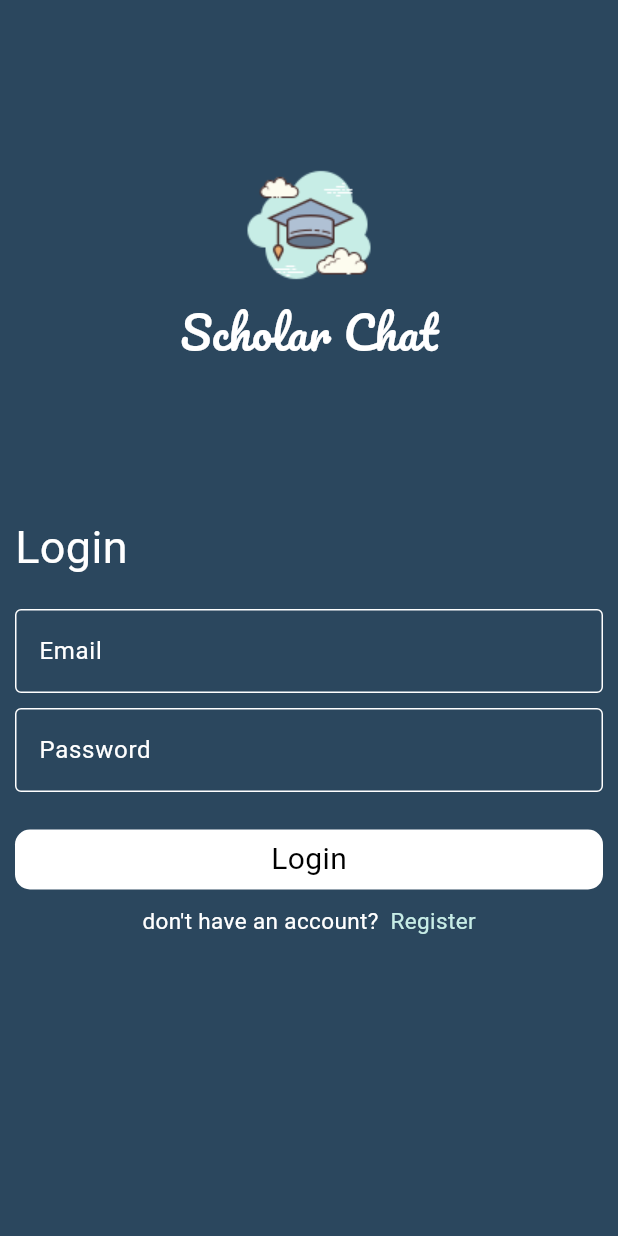
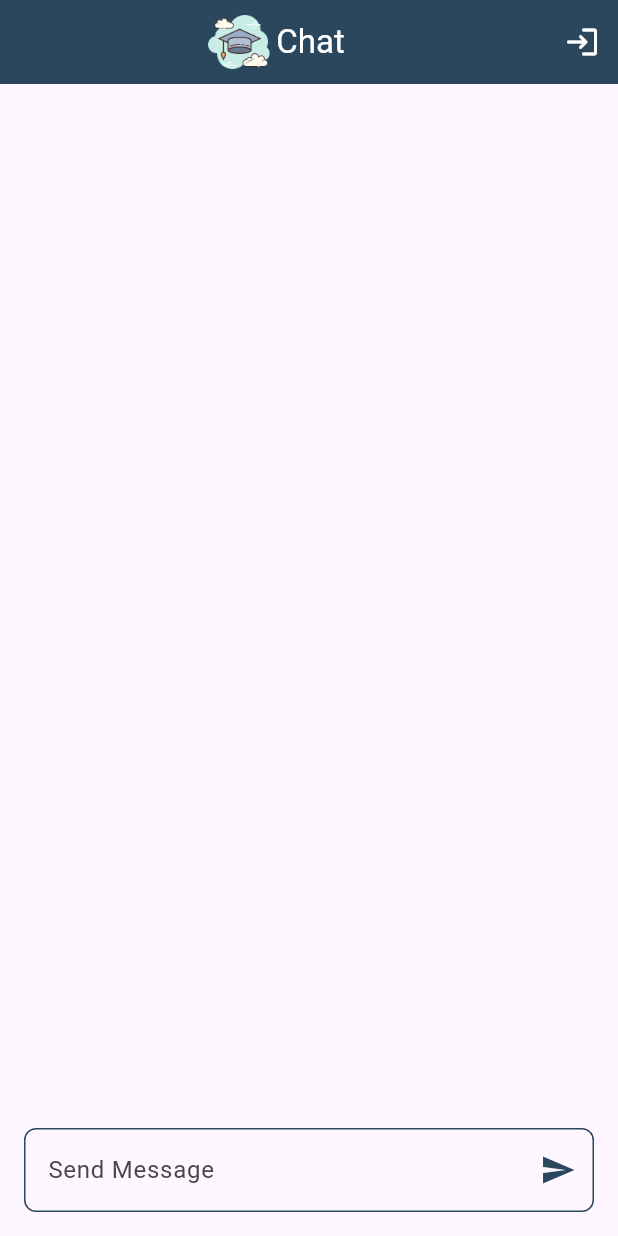
Before and after one commit to IbrahimHosny2002/Chat-App, a Flutter app: the screen it shows after launch, on a phone screen of 412 x 824 dp. Run offline on Flutter 3.47's test engine with Material 3 defaults, Android fonts, the phone set to English and light mode, and no system bars; drawn by our look-alikes of modal_progress_hud_nsn; our stand-ins replace cloud_firestore, firebase_auth, firebase_core; accounts and stored records are empty.

Commit message:
add chat page

```diff
--- /dev/null
+++ b/lib/constants.dart
@@ -0,0 +1,7 @@
+import 'package:flutter/material.dart';
+
+const kPrimaryColor = Color(0xFF2B475E);
+const kLogo = "assets/images/scholar.png";
+const kMessagesCollection = 'messages';
+const kMessage = 'content';
+const kCreatedAt='createdAt';
--- a/lib/main.dart
+++ b/lib/main.dart
@@ -1,15 +1,24 @@
 import 'package:chat_app/firebase_options.dart';
+import 'package:chat_app/view/screens/chat_page.dart';
 import 'package:chat_app/view/screens/login_page.dart';
 import 'package:chat_app/view/screens/register_page.dart';
+import 'package:firebase_auth/firebase_auth.dart';
 import 'package:firebase_core/firebase_core.dart';
 import 'package:flutter/material.dart';
 
+bool? isLoging;
 void main() async {
   WidgetsFlutterBinding.ensureInitialized();
   await Firebase.initializeApp(
     options: DefaultFirebaseOptions.currentPlatform,
   );
   runApp(const MyApp());
+  var user = FirebaseAuth.instance.currentUser;
+  if (user == null) {
+    isLoging = false;
+  } else {
+    isLoging = true;
+  }
 }
 
 class MyApp extends StatelessWidget {
@@ -21,10 +30,10 @@ class MyApp extends StatelessWidget {
       debugShowCheckedModeBanner: false,
       routes: {
         LoginPage.id: (context) => const LoginPage(),
-        RegisterPage.id: (context) => RegisterPage(),
+        RegisterPage.id: (context) => const RegisterPage(),
+        ChatPage.id: (context) => const ChatPage(),
       },
-      initialRoute: LoginPage.id,
-      home: const LoginPage(),
+      initialRoute: isLoging==false?LoginPage.id:ChatPage.id,
     );
   }
 }
--- /dev/null
+++ b/lib/model/message_mode.dart
@@ -0,0 +1,10 @@
+import 'package:chat_app/constants.dart';
+
+class MessageModel{
+  final String message;
+  final String id;
+  MessageModel(this.id,this.message);
+  factory MessageModel.fromJson(json){
+    return MessageModel(json['id'],json[kMessage]);
+  }
+}
--- /dev/null
+++ b/lib/view/screens/chat_page.dart
@@ -0,0 +1,120 @@
+import 'package:chat_app/constants.dart';
+import 'package:chat_app/model/message_mode.dart';
+import 'package:chat_app/view/screens/login_page.dart';
+import 'package:chat_app/view/widgets/chat_bubble.dart';
+import 'package:firebase_auth/firebase_auth.dart';
+import 'package:flutter/material.dart';
+import 'package:cloud_firestore/cloud_firestore.dart';
+
+class ChatPage extends StatelessWidget {
+  const ChatPage({super.key});
+  static String id = "chatpage";
+
+  @override
+  Widget build(BuildContext context) {
+    String? content;
+    var userName = ModalRoute.of(context)!.settings.arguments;
+    CollectionReference messages =
+        FirebaseFirestore.instance.collection(kMessagesCollection);
+    TextEditingController controller = TextEditingController();
+    ScrollController listController = ScrollController();
+    return StreamBuilder<QuerySnapshot>(
+        stream: messages.orderBy(kCreatedAt, descending: true).snapshots(),
+        builder: (context, snapshot) {
+          if (snapshot.hasData) {
+            List<MessageModel> messageList = [];
+            for (int i = 0; i < snapshot.data!.docs.length; i++) {
+              messageList.add(MessageModel.fromJson(snapshot.data!.docs[i]));
+            }
+            return Scaffold(
+                appBar: AppBar(
+
+                  actions:[ IconButton(
+                    onPressed: () async{
+                      await FirebaseAuth.instance.signOut();
+                      Navigator.of(context).pushReplacementNamed(LoginPage.id);
+                    },
+                    icon: const Icon(Icons.login_rounded,color: Colors.white),
+                    ),],
+                  automaticallyImplyLeading: false,
+                  backgroundColor: kPrimaryColor,
+                  centerTitle: true,
+                  title: Row(
+                    mainAxisAlignment: MainAxisAlignment.center,
+                    children: [
+                      Image.asset(
+                        kLogo,
+                        height: 50,
+                      ),
+                      const Text(
+                        'Chat',
+                        style: TextStyle(color: Colors.white),
+                      )
+                    ],
+                  ),
+                ),
+                body: Column(
+                  children: [
+                    Expanded(
+                      child: ListView.builder(
+                          reverse: true,
+                          controller: listController,
+                          itemBuilder: (context, index) {
+                            return messageList[index].id == userName
+                                ? ChatBubble(
+                                    messageModel: messageList[index],
+                                  )
+                                : ChatBubbleForFriend(
+                                    messageModel: messageList[index]);
+                          },
+                          itemCount: messageList.length),
+                    ),
+                    Padding(
+                      padding: const EdgeInsets.all(16),
+                      child: TextField(
+                        controller: controller,
+                        onChanged: (data) {
+                          content = data;
+                        },
+                        decoration: InputDecoration(
+                          suffixIcon: IconButton(
+                            onPressed: () {
+                              messages.add({
+                                kMessage: content,
+                                kCreatedAt: DateTime.now(),
+                                'id': userName,
+                              });
+                              controller.clear();
+                              listController.animateTo(0,
+                                  duration: const Duration(milliseconds: 500),
+                                  curve: Curves.easeIn);
+                            },
+                            icon: const Icon(
+                              Icons.send,
+                              color: kPrimaryColor,
+                            ),
+                          ),
+                          hintText: 'Send Message',
+                          border: OutlineInputBorder(
+                              borderRadius: BorderRadius.circular(8),
+                              borderSide:
+                                  const BorderSide(color: kPrimaryColor)),
+                          enabledBorder: OutlineInputBorder(
+                              borderRadius: BorderRadius.circular(8),
+                              borderSide:
+                                  const BorderSide(color: kPrimaryColor)),
+                        ),
+                      ),
+                    ),
+                  ],
+                ));
+          } else {
+            return const Scaffold(
+              body: Center(
+                child: Text('There is an error'),
+              ),
+            );
+          }
+        });
+  }
+}
--- a/pubspec.yaml
+++ b/pubspec.yaml
@@ -38,6 +38,7 @@ dependencies:
   cupertino_icons: ^1.0.2
   firebase_auth: ^4.17.4
   modal_progress_hud_nsn: ^0.5.1
+  cloud_firestore: ^4.15.5
 
 
 dev_dependencies:
```
Also changed, not shown: lib/view/screens/login_page.dart (+18 -4 lines), lib/view/screens/register_page.dart (+16 -5 lines), lib/view/widgets/chat_bubble.dart (added, +59 -0 lines), pubspec.lock, 4 other files.
